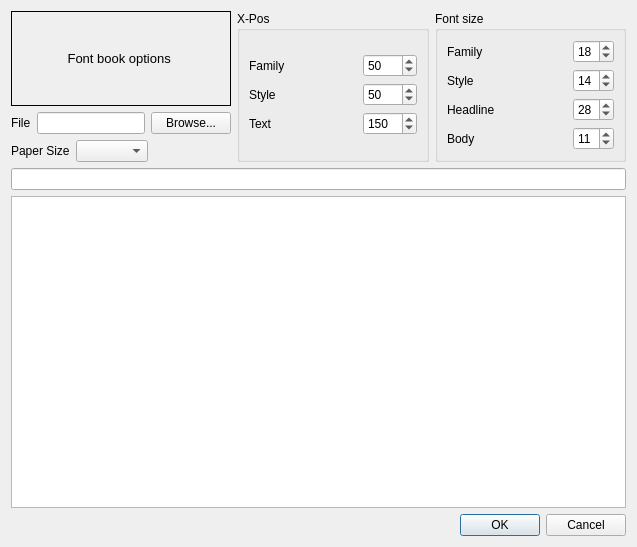
Qt form src/bookexport.ui (fontmatrix/fontmatrix) before a commit.
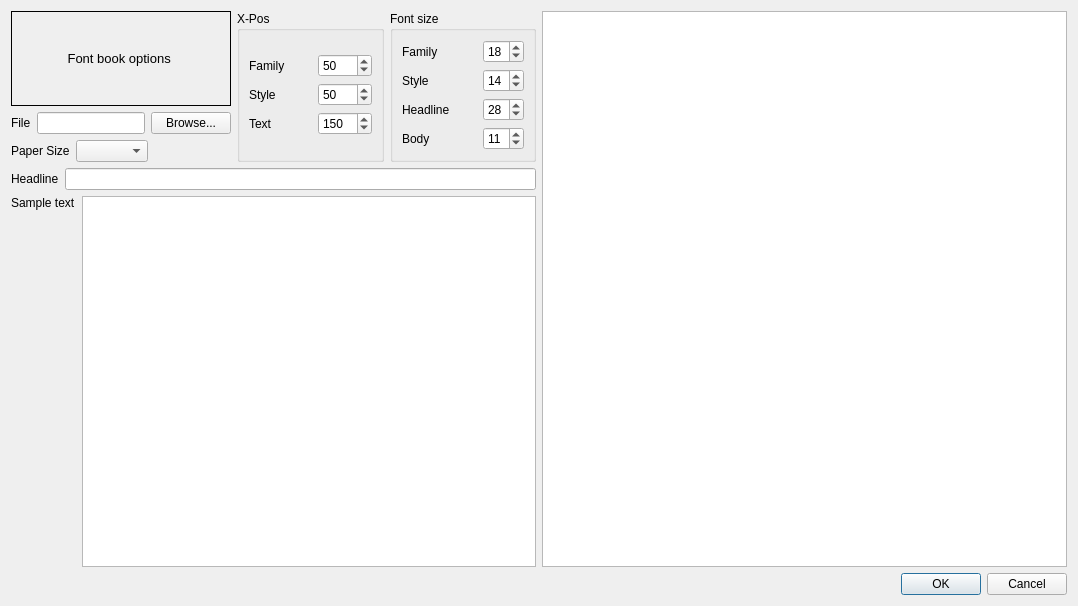
The same form after that commit.

The edit to the form file:
```diff
--- a/src/bookexport.ui
+++ b/src/bookexport.ui
@@ -5,8 +5,8 @@
    <rect>
     <x>0</x>
     <y>0</y>
-    <width>637</width>
-    <height>547</height>
+    <width>1078</width>
+    <height>606</height>
    </rect>
   </property>
   <property name="windowTitle" >
@@ -20,6 +20,10 @@
        <item>
         <layout class="QVBoxLayout" >
          <item>
+          <layout class="QHBoxLayout" >
+           <item>
+            <layout class="QVBoxLayout" >
+             <item>
           <widget class="QLabel" name="label_6" >
            <property name="font" >
             <font>
@@ -344,10 +348,60 @@
       </layout>
      </item>
      <item>
+          <layout class="QVBoxLayout" >
+           <item>
+            <layout class="QHBoxLayout" >
+             <item>
+              <widget class="QLabel" name="label_11" >
+               <property name="text" >
+                <string>Headline</string>
+               </property>
+              </widget>
+             </item>
+             <item>
       <widget class="QLineEdit" name="sampleHeadline" />
      </item>
+            </layout>
+           </item>
+           <item>
+            <layout class="QHBoxLayout" >
+             <item>
+              <layout class="QVBoxLayout" >
+               <item>
+                <widget class="QLabel" name="label_12" >
+                 <property name="text" >
+                  <string>Sample text</string>
+                 </property>
+                </widget>
+               </item>
+               <item>
+                <spacer>
+                 <property name="orientation" >
+                  <enum>Qt::Vertical</enum>
+                 </property>
+                 <property name="sizeHint" >
+                  <size>
+                   <width>20</width>
+                   <height>40</height>
+                  </size>
+                 </property>
+                </spacer>
+               </item>
+              </layout>
+             </item>
      <item>
       <widget class="QTextEdit" name="sampleTextEdit" />
+             </item>
+            </layout>
+           </item>
+          </layout>
+         </item>
+        </layout>
+       </item>
+       <item>
+        <widget class="QGraphicsView" name="preView" />
+       </item>
+      </layout>
      </item>
      <item>
       <layout class="QHBoxLayout" >
```
Lines whose indentation alone changed are shown as unchanged.
